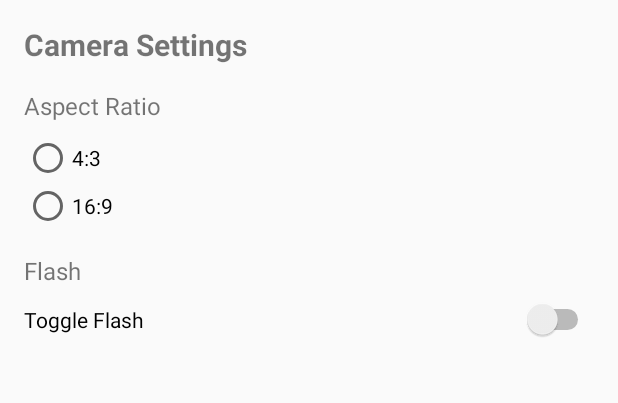
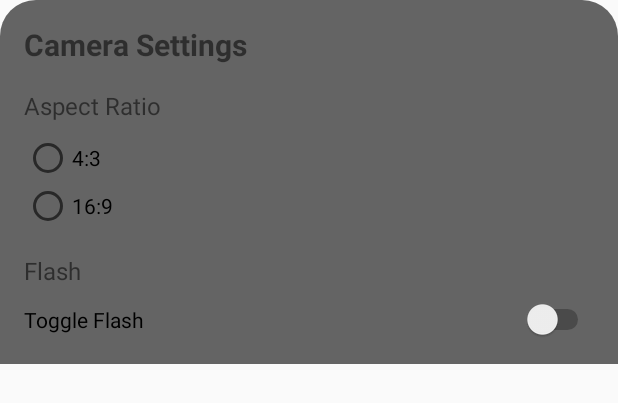
Before and after one commit to Caleb-Seely/Garmin-Remote-Camera, an Android app: the layout bottom_sheet_settings.xml on its own in the app's theme, with its tools: preview values and no code run, on a phone screen of 412 x 824 dp. Shown: the top 403 px of the screen. Run offline under Robolectric (Android 15) with nearby library versions, the phone set to English and light mode, and no system bars.

Commit message:
Tidy settings menu

```diff
--- /dev/null
+++ b/ClearShot_App/app/src/main/res/drawable/settings_background.xml
@@ -0,0 +1,7 @@
+<?xml version="1.0" encoding="utf-8"?>
+<shape xmlns:android="http://schemas.android.com/apk/res/android">
+    <solid android:color="#99000000"/> <!-- CC gives 80% opacity -->
+    <corners
+        android:topLeftRadius="24dp"
+        android:topRightRadius="24dp" />
+</shape>
--- a/ClearShot_App/app/src/main/res/layout/bottom_sheet_settings.xml
+++ b/ClearShot_App/app/src/main/res/layout/bottom_sheet_settings.xml
@@ -3,7 +3,8 @@
     android:layout_width="match_parent"
     android:layout_height="wrap_content"
     android:orientation="vertical"
-    android:padding="16dp">
+    android:padding="16dp"
+    android:background="@drawable/settings_background">
 
     <TextView
         android:layout_width="match_parent"
```
Also changed, not shown: ClearShot_App/app/src/main/java/com/garmin/android/apps/clearshot/phone/dialogs/SettingsDialog.kt (+9 -0 lines), ClearShot_App/app/src/main/res/values/styles.xml (+14 -0 lines).
